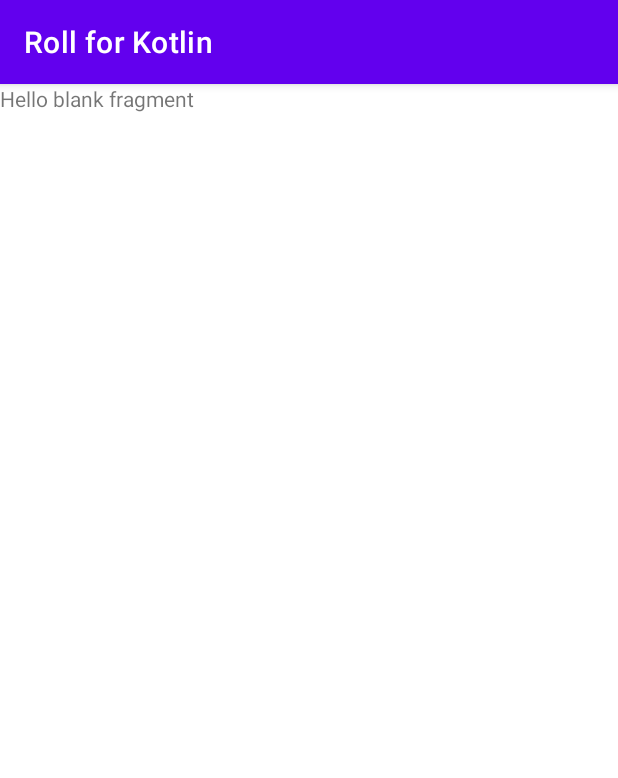
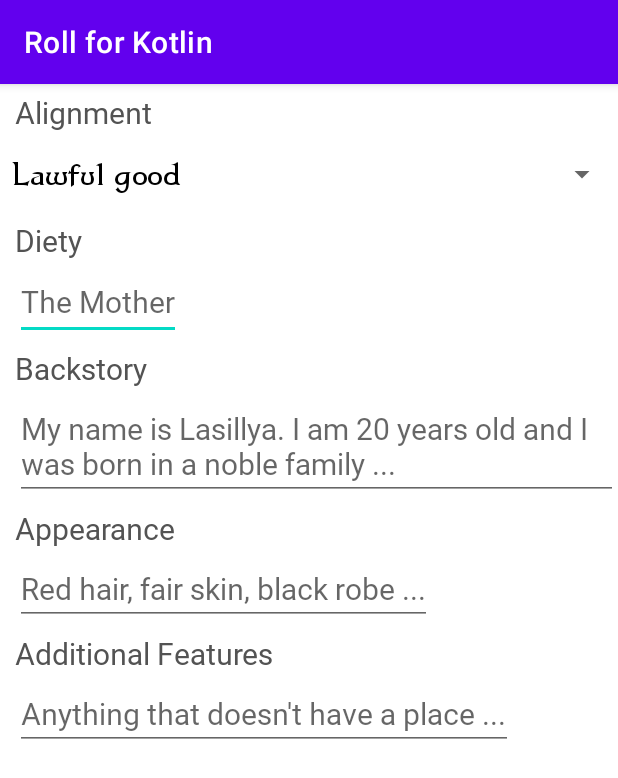
Before and after one commit to matf-pp/2021_Roll-for-Kotlin, an Android app: the fragment DetailsFragment shown on its own in the app's theme, on a phone screen of 412 x 824 dp. Shown: the top 778 px of the screen. Run offline under Robolectric (Android 15) with nearby library versions, the phone set to English and light mode, and no system bars.

Commit message:
Dodat more_fragment

```diff
--- a/app/src/main/java/com/example/rollforkotlin/ui/main/PlaceholderFragment.kt
+++ b/app/src/main/java/com/example/rollforkotlin/ui/main/PlaceholderFragment.kt
@@ -4,17 +4,20 @@
 import android.view.LayoutInflater
 import android.view.View
 import android.view.ViewGroup
-import android.widget.TextView
+import android.widget.*
+import androidx.core.view.get
 import androidx.fragment.app.Fragment
 import androidx.lifecycle.Observer
 import androidx.lifecycle.ViewModelProvider
 import com.example.rollforkotlin.R
-
+import android.util.Log
 /**
  * A placeholder fragment containing a simple view.
  */
 class PlaceholderFragment : Fragment() {
 
+
+    lateinit var spAl : Spinner
     private lateinit var pageViewModel: PageViewModel
 
     override fun onCreate(savedInstanceState: Bundle?) {
@@ -33,6 +36,19 @@
         pageViewModel.text.observe(this, Observer<String> {
             textView.text = it
         })
+
+        //spinner za Alignment
+        spAl = root.findViewById<Spinner>(R.id.spAlignment)
+        spAl.onItemSelectedListener = object : AdapterView.OnItemSelectedListener{
+            override fun onNothingSelected(p0: AdapterView<*>?) {
+            }
+            override fun onItemSelected(p0: AdapterView<*>?, p1: View?, p2: Int, p3: Long) {
+                var selec = spAl.get(p2)
+                Log.d("success",spAl.get(p2).toString())
+            }
+        }
+        //kraj spinner-a za Alignment
+
         return root
     }
 
--- a/app/src/main/res/layout/fragment_details.xml
+++ b/app/src/main/res/layout/fragment_details.xml
@@ -3,12 +3,113 @@
     xmlns:tools="http://schemas.android.com/tools"
     android:layout_width="match_parent"
     android:layout_height="match_parent"
+    android:orientation="vertical"
     tools:context=".ui.main.fragments.DetailsFragment">
 
-    <!-- TODO: Update blank fragment layout -->
-    <TextView
+    <ScrollView
+        android:layout_width="match_parent"
+        android:layout_height="match_parent">
+
+    <LinearLayout
         android:layout_width="match_parent"
         android:layout_height="match_parent"
-        android:text="@string/hello_blank_fragment" />
+        android:orientation="vertical">
 
+    <TextView
+        android:layout_width="140dp"
+        android:layout_height="30dp"
+        android:layout_marginLeft="10dp"
+        android:layout_marginTop="5dp"
+        android:fontFamily="@font/percy_goth"
+        android:text="@string/alignment"
+        android:textColor="#535353"
+        android:textSize="20sp" />
+    <Spinner
+        android:id="@+id/spAlignment"
+        android:layout_width="match_parent"
+        android:layout_height="50dp"
+        android:layout_marginTop="0dp"
+        android:entries="@array/aligment"
+        android:spinnerMode="dialog"
+        android:theme="@style/SpinnerTheme2"/>
+    <TextView
+        android:layout_width="140dp"
+        android:layout_height="30dp"
+        android:layout_marginLeft="10dp"
+        android:layout_marginTop="5dp"
+        android:fontFamily="@font/percy_goth"
+        android:text="@string/deity"
+        android:textColor="#535353"
+        android:textSize="20sp" />
+        <EditText
+            android:id="@+id/chDiety"
+            android:layout_width="wrap_content"
+            android:layout_height="50dp"
+            android:layout_marginLeft="10dp"
+            android:layout_marginTop="0dp"
+            android:fontFamily="@font/percy_goth"
+            android:hint="@string/theMother"
+            android:textColor="#535353"
+            android:textSize="20sp" />
+        <TextView
+            android:layout_width="140dp"
+            android:layout_height="30dp"
+            android:layout_marginLeft="10dp"
+            android:layout_marginTop="5dp"
+            android:fontFamily="@font/percy_goth"
+            android:text="@string/backstory"
+            android:textColor="#535353"
+            android:textSize="20sp" />
+        <EditText
+            android:id="@+id/chBackstory"
+            android:layout_width="wrap_content"
+            android:layout_height="wrap_content"
+            android:layout_marginLeft="10dp"
+            android:layout_marginTop="0dp"
+            android:fontFamily="@font/percy_goth"
+            android:hint="@string/backstoryHint"
+            android:textColor="#535353"
+            android:textSize="20sp" />
+        <TextView
+            android:layout_width="140dp"
+            android:layout_height="30dp"
+            android:layout_marginLeft="10dp"
+            android:layout_marginTop="5dp"
+            android:fontFamily="@font/percy_goth"
+            android:text="@string/appearance"
+            android:textColor="#535353"
+            android:textSize="20sp" />
+        <EditText
+            android:id="@+id/chLooks"
+            android:layout_width="wrap_content"
+            android:layout_height="wrap_content"
+            android:layout_marginLeft="10dp"
+            android:layout_marginTop="0dp"
+            android:fontFamily="@font/percy_goth"
+            android:hint="@string/looks"
+            android:textColor="#535353"
+            android:textSize="20sp" />
+
+        <TextView
+        android:layout_width="wrap_content"
+        android:layout_height="30dp"
+        android:layout_marginLeft="10dp"
+        android:layout_marginTop="5dp"
+        android:fontFamily="@font/percy_goth"
+        android:text="@string/additional"
+        android:textColor="#535353"
+        android:textSize="20sp" />
+        <EditText
+            android:id="@+id/chAdditional"
+            android:layout_width="wrap_content"
+            android:layout_height="wrap_content"
+            android:layout_marginLeft="10dp"
+            android:layout_marginTop="0dp"
+            android:fontFamily="@font/percy_goth"
+            android:hint="@string/additionalHint"
+            android:textColor="#535353"
+            android:textSize="20sp" />
+
+    </LinearLayout>
+    </ScrollView>
 </FrameLayout>
--- a/app/src/main/res/values/strings.xml
+++ b/app/src/main/res/values/strings.xml
@@ -92,6 +92,18 @@
         <item>Plate</item>
     </string-array>
 
+    <string-array name="aligment">
+        <item>Lawful good</item>
+        <item>Neutral good</item>
+        <item>Chaotic good</item>
+        <item>Lawful neutral</item>
+        <item>True neutral</item>
+        <item>Chaotic neutral</item>
+        <item>Lawful evil</item>
+        <item>Neutral evil</item>
+        <item>Chaotic evil</item>
+    </string-array>
+
     <!-- TODO: Remove or change this placeholder text -->
     <string name="hello_blank_fragment">Hello blank fragment</string>
 
@@ -155,5 +167,14 @@
     <string name="Silver">Silver</string>
     <string name="Gold">Gold</string>
     <string name="Platinum">Platinum</string>
+    <string name="alignment">Alignment</string>
+    <string name="deity">Diety</string>
+    <string name="theMother">The Mother</string>
+    <string name="backstory">Backstory</string>
+    <string name="backstoryHint">My name is Lasillya. I am 20 years old and I was born in a noble family ... </string>
+    <string name="looks">Red hair, fair skin, black robe ... </string>
+    <string name="appearance">Appearance</string>
+    <string name="additional">Additional Features</string>
+    <string name="additionalHint">Anything that doesn\'t have a place ... </string>
 
 </resources>
```
Also changed, not shown: app/src/main/java/com/example/rollforkotlin/MainActivity.kt (+8 -0 lines).
